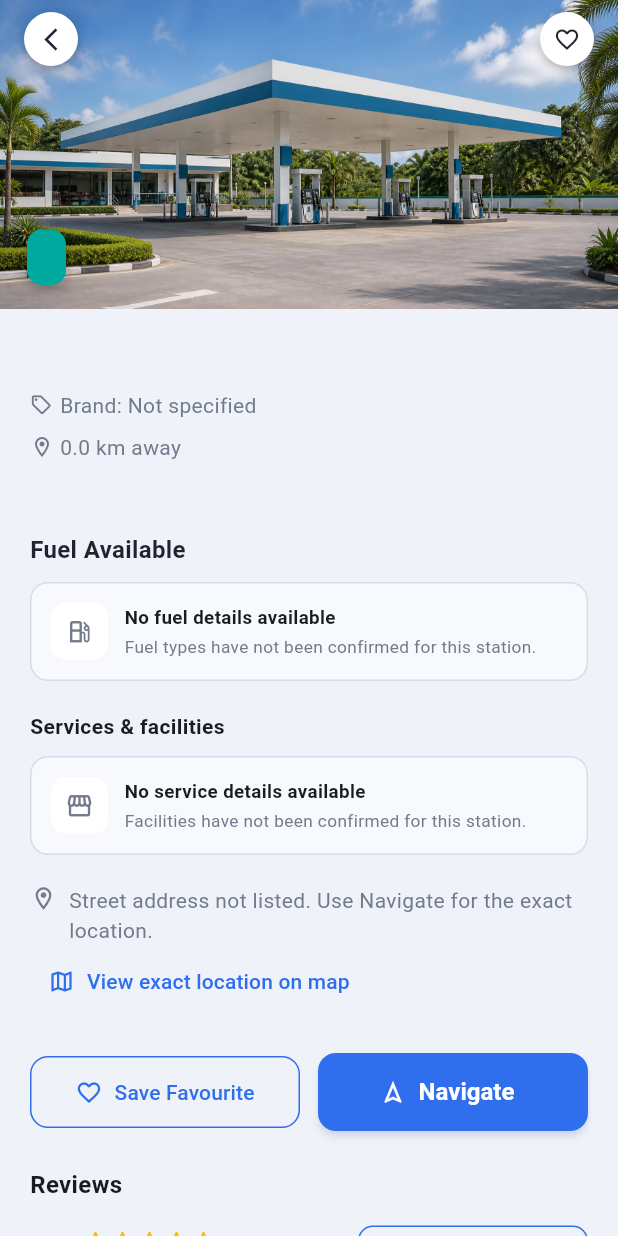
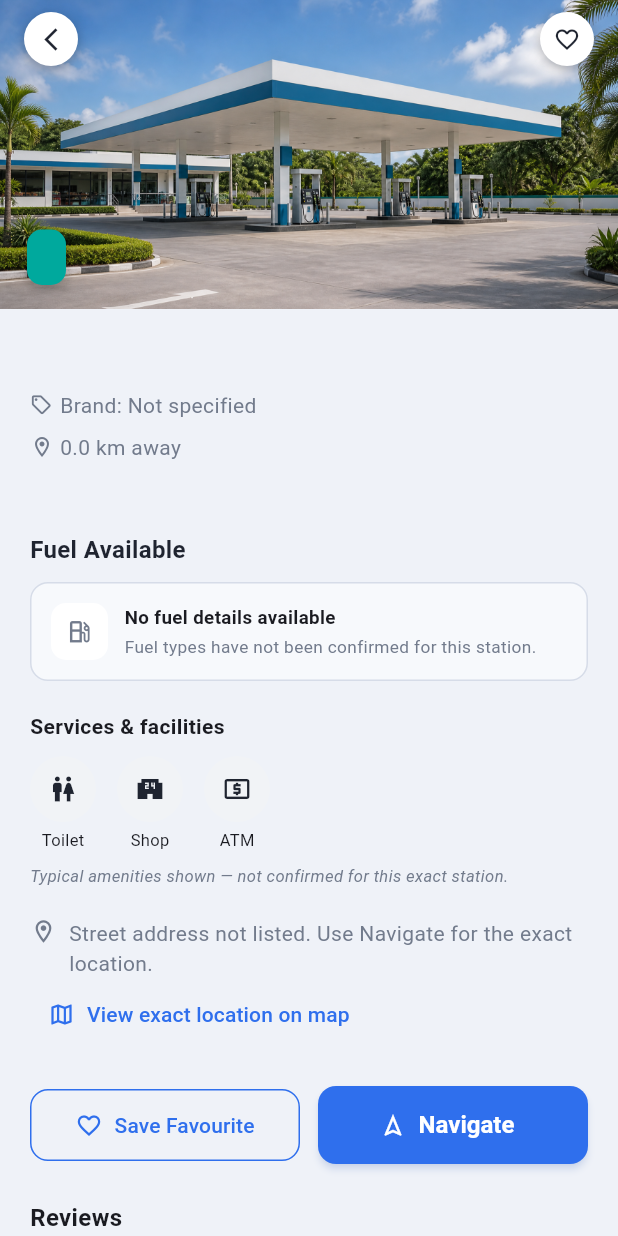
Before and after one commit to KennethLeeit/fuelgoapp, a Flutter app: the StationDetailScreen screen opened directly with empty values, on a phone screen of 412 x 824 dp. Run offline on Flutter 3.47's test engine with Material 3 defaults, Android fonts, the phone set to English and light mode, and no system bars; our stand-ins replace cloud_firestore, cloud_functions, firebase_auth, firebase_core, flutter_map, geolocator and 2 more; accounts and stored records are empty; network calls fail.

Commit message:
resolve conflict

```diff
--- a/lib/screens/station_detail_screen.dart
+++ b/lib/screens/station_detail_screen.dart
@@ -141,18 +141,10 @@ class _StationDetailScreenState extends State<StationDetailScreen> {
                       const Text('Services & facilities',
                           style: TextStyle(fontWeight: FontWeight.bold)),
                       const SizedBox(height: 10),
-                      if (s.services.isEmpty)
-                        const _MissingInfoCard(
-                          icon: Icons.storefront_outlined,
-                          title: 'No service details available',
-                          message:
-                              'Facilities have not been confirmed for this station.',
-                        )
-                      else
                       Wrap(
                         spacing: 14,
                         runSpacing: 12,
-                          children: s.services.map((serv) {
+                        children: s.displayServices.map((serv) {
                           return Padding(
                             padding: EdgeInsets.zero,
                             child: Column(
@@ -171,6 +163,13 @@ class _StationDetailScreenState extends State<StationDetailScreen> {
                           );
                         }).toList(),
                       ),
+                      if (s.services.isEmpty) ...[
+                        const SizedBox(height: 8),
+                        const Text(
+                          'Typical amenities shown — not confirmed for this exact station.',
+                          style: TextStyle(fontSize: 11, color: AppColors.textGrey, fontStyle: FontStyle.italic),
+                        ),
+                      ],
                       const SizedBox(height: 20),
                       Row(
                         crossAxisAlignment: CrossAxisAlignment.start,
@@ -273,8 +272,11 @@ class _StationDetailScreenState extends State<StationDetailScreen> {
                       // breakdown, write/edit-your-own, and everyone else's
                       // reviews for this station — backed by Firestore so
                       // they're visible across every user of the app.
-                      ReviewSection(stationId: s.id, stationType:
-                      ReviewStationType.fuel, stationName: s.name),
+                      ReviewSection(
+                        stationId: s.id,
+                        stationType: ReviewStationType.fuel,
+                        stationName: s.name,
+                      ),
                     ],
                   ),
                 ),
```
Lines whose indentation alone changed are shown as unchanged.
